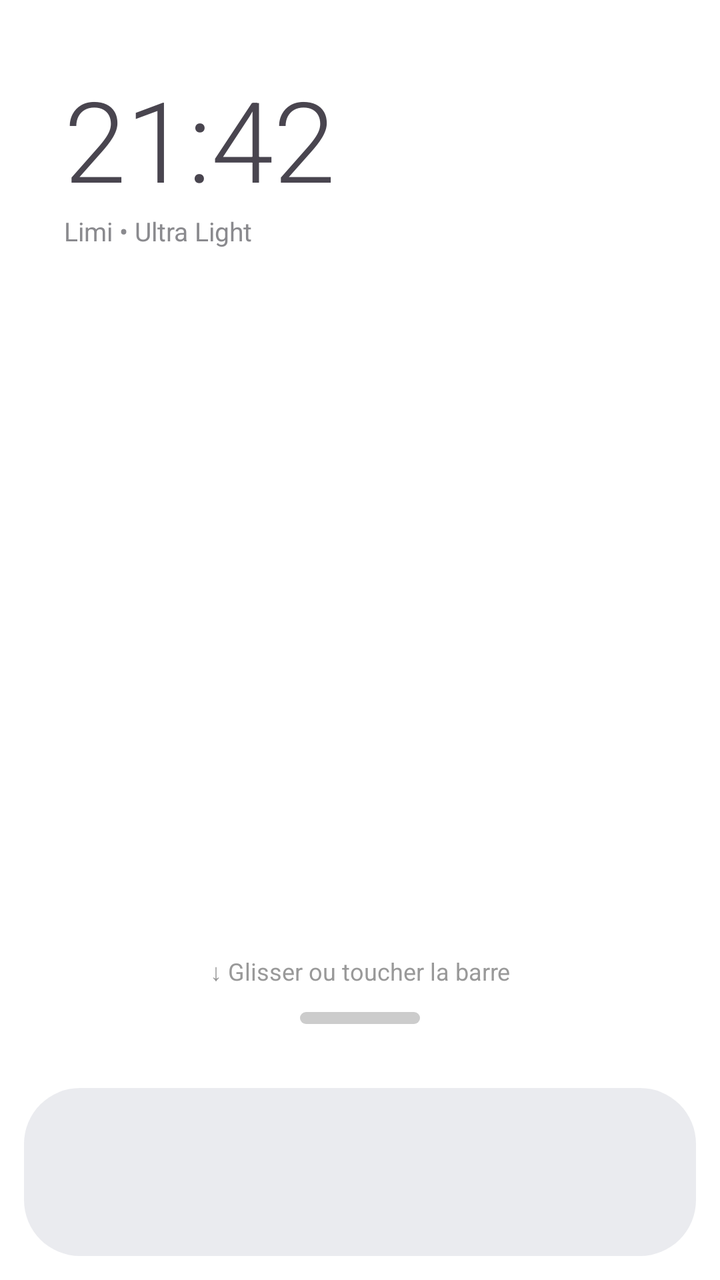
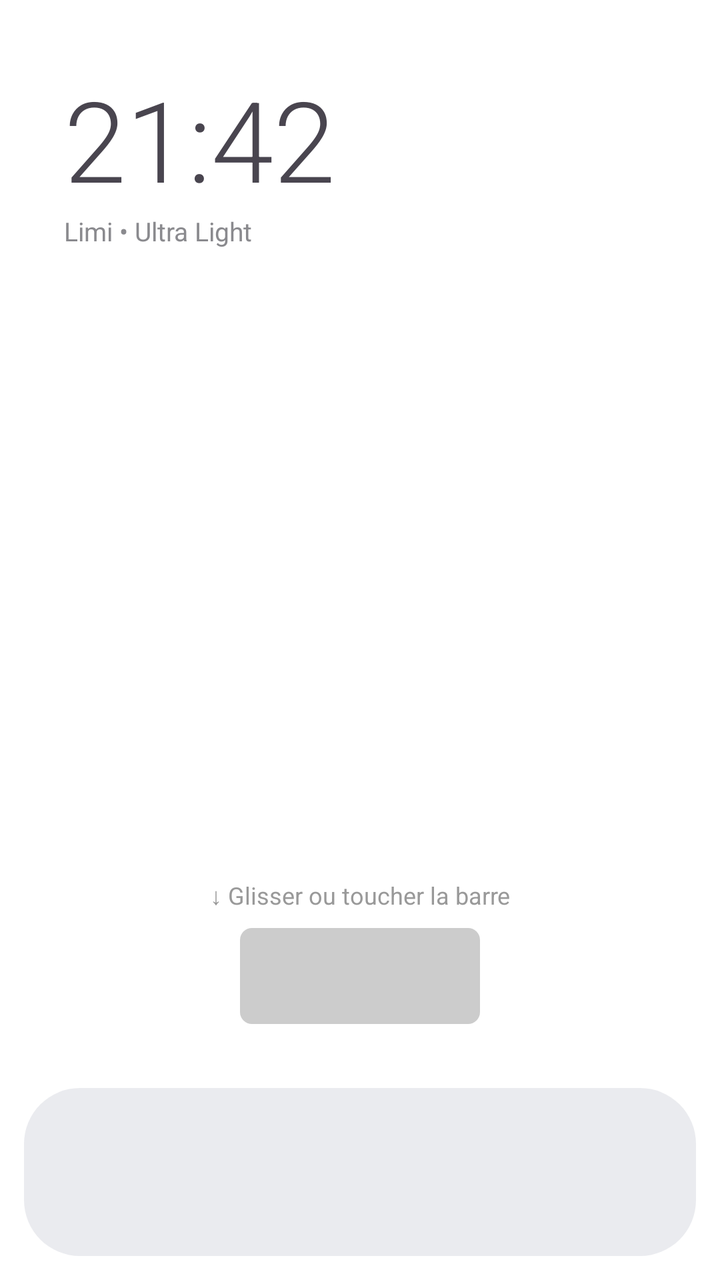

An Android layout rendered at two revisions. The XML below is the earlier revision; the diff shows what the commit changed to produce the second picture.
<!-- AndroidManifest.xml: activity theme Theme.Limi.Transparent -->
<!-- res/layout/activity_launcher.xml -->
<?xml version="1.0" encoding="utf-8"?>
<androidx.constraintlayout.widget.ConstraintLayout 
    xmlns:android="http://schemas.android.com/apk/res/android" 
    xmlns:app="http://schemas.android.com/apk/res-auto" 
    android:id="@+id/root" 
    android:layout_width="match_parent" 
    android:layout_height="match_parent">

    <LinearLayout 
        android:layout_width="match_parent" 
        android:layout_height="wrap_content" 
        android:orientation="vertical" 
        android:padding="32dp" 
        app:layout_constraintTop_toTopOf="parent">
        <TextView 
            android:id="@+id/clockText" 
            android:layout_width="wrap_content" 
            android:layout_height="wrap_content" 
            android:text="21:42" 
            android:textSize="56sp" 
            android:fontFamily="sans-serif-light"/>
        <TextView 
            android:id="@+id/dateText" 
            android:layout_width="wrap_content" 
            android:layout_height="wrap_content" 
            android:text="Limi • Ultra Light" 
            android:textSize="13sp" 
            android:textColor="#8A8A8E"/>
    </LinearLayout>

    <TextView 
        android:id="@+id/swipeHint" 
        android:layout_width="wrap_content" 
        android:layout_height="wrap_content" 
        android:text="↓ Glisser ou toucher la barre" 
        android:paddingBottom="12dp"
        android:textSize="12sp"
        android:textColor="#999999"
        app:layout_constraintBottom_toTopOf="@id/toggleBar"
        app:layout_constraintStart_toStartOf="parent" 
        app:layout_constraintEnd_toEndOf="parent"/>

    
    <TextView 
        android:id="@+id/toggleBar" 
        android:layout_width="60dp" 
        android:layout_height="6dp" 
        android:background="@drawable/bg_toggle_bar" 
        android:layout_marginBottom="32dp"
        app:layout_constraintBottom_toTopOf="@id/dockContainer"
        app:layout_constraintStart_toStartOf="parent"
        app:layout_constraintEnd_toEndOf="parent"/>

    <LinearLayout 
        android:id="@+id/dockContainer" 
        android:layout_width="0dp" 
        android:layout_height="wrap_content" 
        android:orientation="vertical" 
        android:layout_margin="12dp" 
        android:background="@drawable/bg_dock" 
        app:layout_constraintBottom_toBottomOf="parent" 
        app:layout_constraintStart_toStartOf="parent" 
        app:layout_constraintEnd_toEndOf="parent">
        <androidx.recyclerview.widget.RecyclerView 
            android:id="@+id/dockRecycler" 
            android:layout_width="match_parent" 
            android:layout_height="84dp" 
            android:padding="8dp"/>
    </LinearLayout>

    <androidx.constraintlayout.widget.ConstraintLayout 
        android:id="@+id/drawerContainer" 
        android:layout_width="match_parent" 
        android:layout_height="match_parent" 
        android:visibility="gone" 
        android:background="@color/bg" 
        android:translationY="1000dp">
        <androidx.appcompat.widget.SearchView 
            android:id="@+id/searchView" 
            android:layout_width="0dp" 
            android:layout_height="wrap_content" 
            android:layout_margin="16dp" 
            android:background="@drawable/bg_search" 
            app:queryHint="@string/search_hint" 
            app:iconifiedByDefault="false" 
            app:layout_constraintTop_toTopOf="parent" 
            app:layout_constraintStart_toStartOf="parent" 
            app:layout_constraintEnd_toEndOf="parent"/>
        <androidx.recyclerview.widget.RecyclerView 
            android:id="@+id/drawerRecycler" 
            android:layout_width="match_parent" 
            android:layout_height="0dp" 
            app:layout_constraintTop_toBottomOf="@id/searchView" 
            app:layout_constraintBottom_toBottomOf="parent"/>
    </androidx.constraintlayout.widget.ConstraintLayout>
</androidx.constraintlayout.widget.ConstraintLayout>
<!-- resources referenced by this layout -->
<resources>
  <color name="bg">#F7F7F8</color>
  <!-- drawable bg_dock (drawable) -->
  <shape xmlns:android="http://schemas.android.com/apk/res/android">
      <corners android:radius="28dp"/>
      <solid android:color="@color/dock_bg"/>
  </shape>
  <!-- drawable bg_search (drawable) -->
  <shape xmlns:android="http://schemas.android.com/apk/res/android">
      <corners android:radius="16dp"/>
      <solid android:color="@color/search_bg"/>
  </shape>
  <!-- drawable bg_toggle_bar (drawable) -->
  <shape xmlns:android="http://schemas.android.com/apk/res/android">
      <corners android:radius="3dp"/>
      <solid android:color="#CCCCCC"/>
  </shape>
  <string name="search_hint">Rechercher...</string>
  <style name="Theme.Limi.Transparent" parent="Theme.Limi">
          <item name="android:windowBackground">@android:color/transparent</item>
          <item name="android:colorBackgroundCacheHint">@null</item>
      </style>
  <color name="dock_bg">#E8E8EAEE</color>
  <color name="search_bg">#EEEEF0</color>
  <style name="Theme.Limi" parent="Theme.Material3.DayNight.NoActionBar">
          <item name="android:statusBarColor">@android:color/transparent</item>
          <item name="android:navigationBarColor">@android:color/transparent</item>
          <item name="android:windowLightStatusBar">true</item>
      </style>
</resources>

<!-- the commit's change to res/layout/activity_launcher.xml (unified diff, before → after) -->
@@ -28,27 +28,28 @@
             android:textColor="#8A8A8E"/>
     </LinearLayout>
 
+    
+    <TextView 
+        android:id="@+id/toggleBar" 
+        android:layout_width="120dp" 
+        android:layout_height="48dp"
+        android:background="@drawable/bg_toggle_bar"
+        android:gravity="center"
+        android:layout_marginBottom="32dp"
+        app:layout_constraintBottom_toTopOf="@id/dockContainer"
+        app:layout_constraintStart_toStartOf="parent"
+        app:layout_constraintEnd_toEndOf="parent"/>
+
     <TextView 
         android:id="@+id/swipeHint" 
         android:layout_width="wrap_content" 
         android:layout_height="wrap_content" 
         android:text="↓ Glisser ou toucher la barre" 
-        android:paddingBottom="12dp"
+        android:paddingBottom="8dp"
         android:textSize="12sp"
         android:textColor="#999999"
         app:layout_constraintBottom_toTopOf="@id/toggleBar"
         app:layout_constraintStart_toStartOf="parent" 
-        app:layout_constraintEnd_toEndOf="parent"/>
-
-    
-    <TextView 
-        android:id="@+id/toggleBar" 
-        android:layout_width="60dp" 
-        android:layout_height="6dp" 
-        android:background="@drawable/bg_toggle_bar" 
-        android:layout_marginBottom="32dp"
-        app:layout_constraintBottom_toTopOf="@id/dockContainer"
-        app:layout_constraintStart_toStartOf="parent"
         app:layout_constraintEnd_toEndOf="parent"/>
 
     <LinearLayout 
<!-- resource entries referenced after the edit -->
@@ -13,8 +13,9 @@
   </shape>
   <!-- drawable bg_toggle_bar (drawable) -->
   <shape xmlns:android="http://schemas.android.com/apk/res/android">
-      <corners android:radius="3dp"/>
+      <corners android:radius="6dp"/>
       <solid android:color="#CCCCCC"/>
+      <padding android:top="21dp" android:bottom="21dp"/>
   </shape>
   <string name="search_hint">Rechercher...</string>
   <style name="Theme.Limi.Transparent" parent="Theme.Limi">
